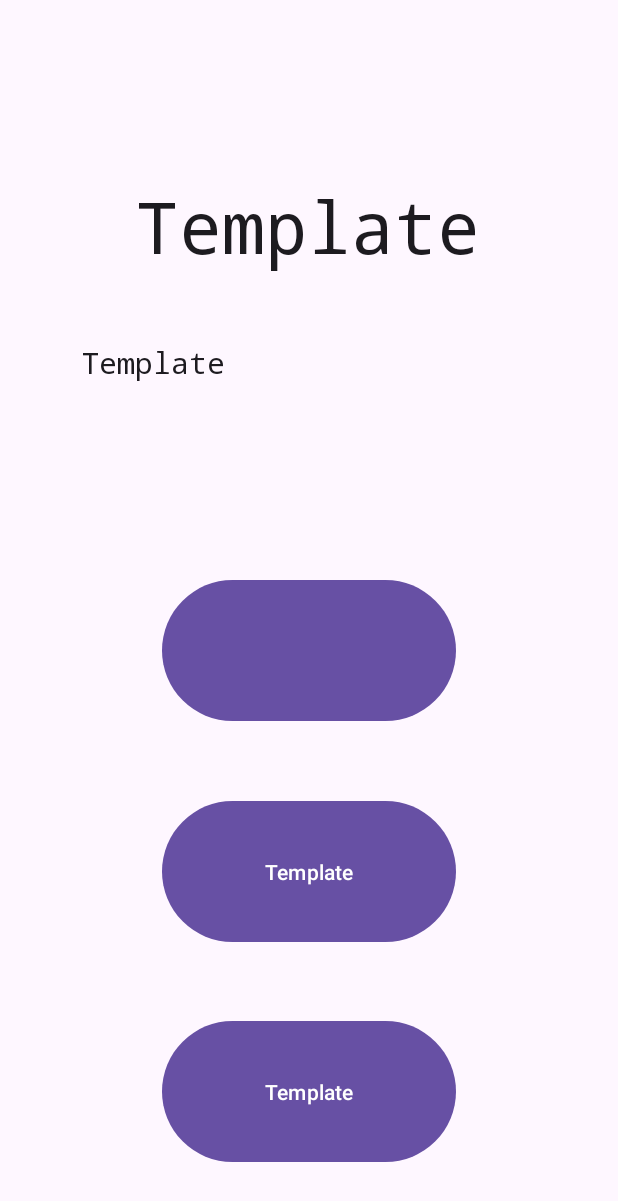
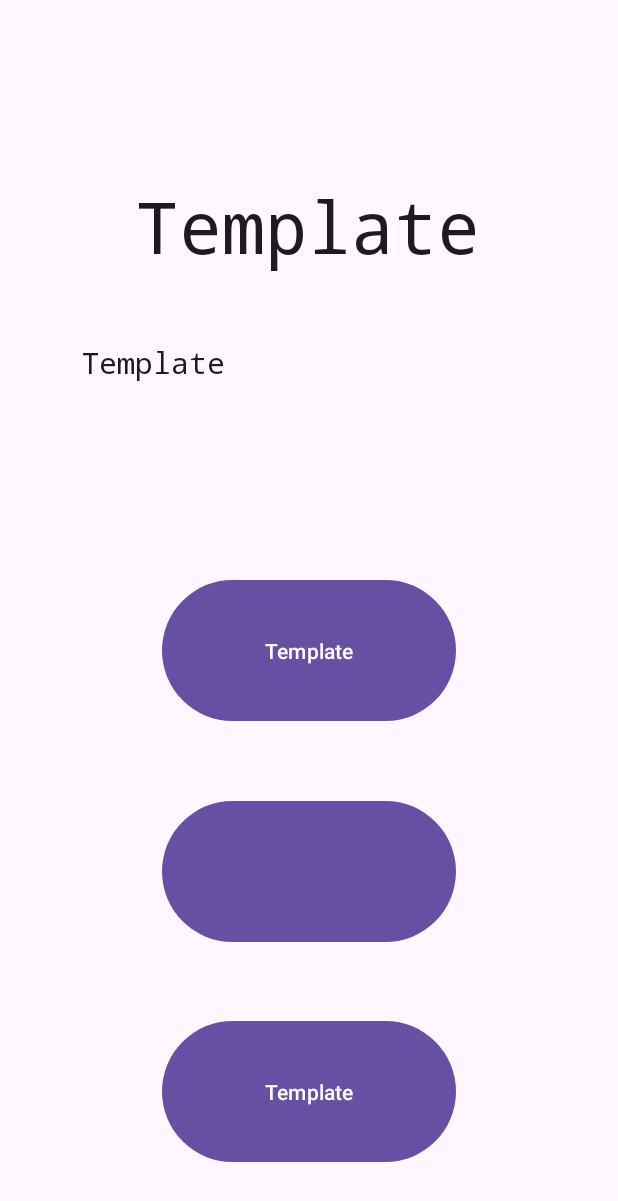
Before and after one commit to Bifmann/JoQuiz, an Android app: the screen it shows after launch (Questions), after a tap on "Template", on a phone screen of 412 x 824 dp. Shown: the top 1201 px of the screen. Run offline under Robolectric (Android 15) with nearby library versions, the phone set to English and light mode, and no system bars.

Commit message:
Refactor code Finalisation du system de quiz Mise a jour du NavigationHandler Ajout d'une question generée par gpt

```diff
--- a/JoQuizApp/app/build.gradle.kts
+++ b/JoQuizApp/app/build.gradle.kts
@@ -38,7 +38,10 @@ dependencies {
     implementation("androidx.appcompat:appcompat:1.6.1")
     implementation("com.google.android.material:material:1.11.0")
     implementation("androidx.constraintlayout:constraintlayout:2.1.4")
+    implementation ("androidx.lifecycle:lifecycle-viewmodel-ktx:2.7.0")
     testImplementation("junit:junit:4.13.2")
     androidTestImplementation("androidx.test.ext:junit:1.1.5")
     androidTestImplementation("androidx.test.espresso:espresso-core:3.5.1")
+
+
 }
--- a/JoQuizApp/app/src/main/AndroidManifest.xml
+++ b/JoQuizApp/app/src/main/AndroidManifest.xml
@@ -11,7 +11,6 @@
         android:roundIcon="@mipmap/ic_launcher_round"
         android:supportsRtl="true"
         android:theme="@style/Theme.JoQuiz"
-        android:hardwareAccelerated="false"
         tools:targetApi="31">
         <activity
             android:name=".MainActivity"
@@ -22,8 +21,8 @@
                 <category android:name="android.intent.category.LAUNCHER" />
             </intent-filter>
         </activity>
-        <activity android:name=".Historique"></activity>
-        <activity android:name=".Questions"></activity>
+        <activity android:name=".Historique" />
+        <activity android:name=".Questions" />
+        <activity android:name=".Resultat" />
     </application>
-
 </manifest>
--- a/JoQuizApp/app/src/main/java/com/example/joquiz/MainActivity.kt
+++ b/JoQuizApp/app/src/main/java/com/example/joquiz/MainActivity.kt
@@ -33,7 +33,7 @@ class MainActivity : AppCompatActivity(), RecyclerViewEvent {
     }
 
     override fun onItemClick(position: Int) {
-        navigationHandler.goToQuiz(this, position, 0)
+        navigationHandler.goToFirstQuiz(this, position, 0)
     }
 
     /**
--- a/JoQuizApp/app/src/main/java/com/example/joquiz/NavigationHandler.kt
+++ b/JoQuizApp/app/src/main/java/com/example/joquiz/NavigationHandler.kt
@@ -13,8 +13,7 @@ class NavigationHandler(private val context: Context) {
         }
     }
 
-    fun QuizHandler(context: Context, button: Button, position: Int, positionQuestion: Int) {
-        button.setOnClickListener {
+    fun goToFirstQuiz(context: Context, position: Int, positionQuestion: Int) {
         val intent = Intent(context, Questions::class.java).apply {
             putExtra("ID_QUIZ", position)
             putExtra("ID_QUESTION", positionQuestion)
@@ -23,16 +22,24 @@ class NavigationHandler(private val context: Context) {
         context.startActivity(intent)
     }
 
-    }
-
-    fun goToQuiz(context: Context, position: Int, positionQuestion: Int) {
+    fun QuizHandler(context: Context, position: Int, positionQuestion: Int, list: BooleanArray?) {
         val intent = Intent(context, Questions::class.java).apply {
             putExtra("ID_QUIZ", position)
             putExtra("ID_QUESTION", positionQuestion)
+            putExtra("LISTE_BOOLEAN_REPONSE", list)
+
             flags = Intent.FLAG_ACTIVITY_CLEAR_TOP
         }
         context.startActivity(intent)
     }
 
+    fun goToResult(context: Context, list: BooleanArray?) {
+        val intent = Intent(context, Resultat::class.java).apply {
+            putExtra("LISTE_BOOLEAN_REPONSE", list)
+
+            flags = Intent.FLAG_ACTIVITY_CLEAR_TOP
+        }
+        context.startActivity(intent)
+    }
 
 }
--- a/JoQuizApp/app/src/main/java/com/example/joquiz/Questions.kt
+++ b/JoQuizApp/app/src/main/java/com/example/joquiz/Questions.kt
@@ -14,55 +14,90 @@ class Questions : AppCompatActivity() {
     private lateinit var question: TextView
 
 
+    override fun onCreate(savedInstanceState: Bundle?) {
 
-    override fun onCreate(savedInstanceState: Bundle?) {
         val idQuiz = intent.getIntExtra("ID_QUIZ", -1)
         val idQuestion = intent.getIntExtra("ID_QUESTION", -1)
+
         super.onCreate(savedInstanceState)
         setContentView(R.layout.questions)
         val quizRepository = QuizRepository(this)
         val data = quizRepository.getAllQuizzes()
         val quiz: QuizList = data[idQuiz] // Get the data model based on position.
-        val trueAnswer = (0..3).random()
+
 
         buttonReponse1 = findViewById(R.id.button_reponse1)
         buttonReponse2 = findViewById(R.id.button_reponse2)
         buttonReponse3 = findViewById(R.id.button_reponse3)
+
         title = findViewById(R.id.textview_TitreQuiz)
         question = findViewById(R.id.textview_Question)
 
         title.text = quiz.title
         question.text = quiz.questions[idQuestion].text
 
-        buttonReponse1.text = quiz.questions[idQuestion].trueAnswer
-        buttonReponse2.text = quiz.questions[idQuestion].wrongAnswer1
-        buttonReponse3.text = quiz.questions[idQuestion].wrongAnswer2
+        buttonOrder(quiz, idQuestion)
+
         setupButtons()
     }
 
     fun setupButtons() {
         val idQuiz = intent.getIntExtra("ID_QUIZ", -1)
         val idQuestion = intent.getIntExtra("ID_QUESTION", -1)
+        val listeBooleansMutable =
+            intent.getBooleanArrayExtra("LISTE_BOOLEAN_REPONSE")?.toMutableList() ?: mutableListOf()
+        val navigationHandler = NavigationHandler(this)
 
-        val navigationHandler = NavigationHandler(this)
-        navigationHandler.QuizHandler(this,buttonReponse1, idQuiz, idQuestion+1)
-        navigationHandler.QuizHandler(this,buttonReponse2, idQuiz, idQuestion+1)
-        navigationHandler.QuizHandler(this,buttonReponse3, idQuiz, idQuestion+1)
+        val quizRepository = QuizRepository(this)
+        val data = quizRepository.getAllQuizzes()
+        val quiz: QuizList = data[idQuiz]
 
-        buttonReponse1.setOnClickListener {}
-        buttonReponse2.setOnClickListener {}
-        buttonReponse3.setOnClickListener {}
+        nextQuiz(quiz, buttonReponse1, listeBooleansMutable, idQuiz, idQuestion, navigationHandler)
+        nextQuiz(quiz, buttonReponse2, listeBooleansMutable, idQuiz, idQuestion, navigationHandler)
+        nextQuiz(quiz, buttonReponse3, listeBooleansMutable, idQuiz, idQuestion, navigationHandler)
     }
 
-    fun buttonOrder(quiz: QuizList) {
-        val truePlace = (0..2).random()
-        var liste = mutableListOf(0, 1, 2)
-        liste.removeAt(truePlace)
-        buttonReponse1.text = quiz.questions[truePlace].trueAnswer
-        val test = (0..1).random()
-        if (test = 1){
-            buttonReponse2 = quiz.questions[idQuestion].[2]
+    fun nextQuiz(
+        quiz: QuizList,
+        button: Button,
+        liste: MutableList<Boolean>,
+        idQuiz: Int,
+        idQuestion: Int,
+        nav: NavigationHandler
+    ) {
+        button.setOnClickListener {
+            println(quiz.questions.size)
+            println(idQuestion)
+            liste.add(buttonReponse1.tag == true)
+            val updatedList = liste.toBooleanArray()
+
+            if (idQuestion != quiz.questions.size -1) {
+                println(updatedList.contentToString())
+                nav.QuizHandler(this, idQuiz, idQuestion + 1, updatedList)
+            } else {
+                println(updatedList.contentToString())
+                nav.goToResult(this, liste.toBooleanArray())
+            }
         }
+    }
 
+    fun buttonOrder(quiz: QuizList, idQuestion: Int) {
+        // Création d'une liste de paires (String, Boolean) où le Boolean indique si c'est la bonne réponse
+        val questionsOrdre = listOf(
+            Pair(quiz.questions[idQuestion].trueAnswer, true),
+            Pair(quiz.questions[idQuestion].wrongAnswer1, false),
+            Pair(quiz.questions[idQuestion].wrongAnswer2, false)
+        ).shuffled() // Mélanger la liste pour randomiser l'ordre des réponses
+
+        // Affecter les réponses mélangées aux boutons
+        buttonReponse1.text = questionsOrdre[0].first
+        buttonReponse2.text = questionsOrdre[1].first
+        buttonReponse3.text = questionsOrdre[2].first
+
+        // Stocker les booléens quelque part si nécessaire pour une utilisation ultérieure
+        buttonReponse1.tag = questionsOrdre[0].second
+        buttonReponse2.tag = questionsOrdre[1].second
+        buttonReponse3.tag = questionsOrdre[2].second
     }
+
 }
--- a/JoQuizApp/app/src/main/java/com/example/joquiz/Resultat.kt
+++ b/JoQuizApp/app/src/main/java/com/example/joquiz/Resultat.kt
@@ -8,4 +8,6 @@ class Resultat : AppCompatActivity() {
         super.onCreate(savedInstanceState)
         setContentView(R.layout.resultat)
     }
+
+
 }
--- a/JoQuizApp/app/src/main/res/xml/quizzes.xml
+++ b/JoQuizApp/app/src/main/res/xml/quizzes.xml
@@ -24,15 +24,91 @@
         </questions>
     </quiz>
     <quiz>
-        <title>Template</title>
-        <questions>
-            <question>
-                <text>Template</text>
-                <answer>Template</answer>
-                <wrongAnswer1>Template</wrongAnswer1>
-                <wrongAnswer2>Template</wrongAnswer2>
-            </question>
-        </questions>
+        <title>SmashBros By gpt</title>
+        <question>
+            <text>Quel personnage a utilisé une épée comme arme principale?</text>
+            <trueAnswer>Link</trueAnswer>
+            <wrongAnswer1>Mario</wrongAnswer1>
+            <wrongAnswer2>Pikachu</wrongAnswer2>
+        </question>
+        <question>
+            <text>Qui est le créateur de la série Super Smash Bros.?</text>
+            <trueAnswer>Masahiro Sakurai</trueAnswer>
+            <wrongAnswer1>Shigeru Miyamoto</wrongAnswer1>
+            <wrongAnswer2>Hideo Kojima</wrongAnswer2>
+        </question>
+        <question>
+            <text>Quel stage est présent dans tous les jeux Smash Bros.?</text>
+            <trueAnswer>Battlefield</trueAnswer>
+            <wrongAnswer1>Pokemon Stadium</wrongAnswer1>
+            <wrongAnswer2>Final Destination</wrongAnswer2>
+        </question>
+        <question>
+            <text>Quel personnage est connu pour son puissant Falcon Punch?</text>
+            <trueAnswer>Captain Falcon</trueAnswer>
+            <wrongAnswer1>Fox</wrongAnswer1>
+            <wrongAnswer2>Samus</wrongAnswer2>
+        </question>
+        <question>
+            <text>Quel objet invoque un allié pour aider au combat?</text>
+            <trueAnswer>Assist Trophy</trueAnswer>
+            <wrongAnswer1>Pokeball</wrongAnswer1>
+            <wrongAnswer2>Smash Ball</wrongAnswer2>
+        </question>
+        <question>
+            <text>Quel personnage est le principal antagoniste de la série "Metroid"?</text>
+            <trueAnswer>Ridley</trueAnswer>
+            <wrongAnswer1>Ganondorf</wrongAnswer1>
+            <wrongAnswer2>Bowser</wrongAnswer2>
+        </question>
+        <question>
+            <text>Qui est le frère de Mario?</text>
+            <trueAnswer>Luigi</trueAnswer>
+            <wrongAnswer1>Wario</wrongAnswer1>
+            <wrongAnswer2>Yoshi</wrongAnswer2>
+        </question>
+        <question>
+            <text>Dans quel jeu Smash Bros. Ultimate Bayonetta a-t-elle fait sa première apparition?</text>
+            <trueAnswer>Smash Bros. for Wii U/3DS</trueAnswer>
+            <wrongAnswer1>Smash Bros. Brawl</wrongAnswer1>
+            <wrongAnswer2>Smash Bros. Melee</wrongAnswer2>
+        </question>
+        <question>
+            <text>Quelle est la série d'origine de Cloud Strife?</text>
+            <trueAnswer>Final Fantasy</trueAnswer>
+            <wrongAnswer1>Fire Emblem</wrongAnswer1>
+            <wrongAnswer2>Dragon Quest</wrongAnswer2>
+        </question>
+        <question>
+            <text>Quel personnage peut se transformer en Sheik?</text>
+            <trueAnswer>Zelda</trueAnswer>
+            <wrongAnswer1>Peach</wrongAnswer1>
+            <wrongAnswer2>Samus</wrongAnswer2>
+        </question>
+        <question>
+            <text>Quel est le but principal du mode "World of Light"?</text>
+            <trueAnswer>Sauver les combattants possédés</trueAnswer>
+            <wrongAnswer1>Gagner des trophées</wrongAnswer1>
+            <wrongAnswer2>Collecter des pièces</wrongAnswer2>
+        </question>
+        <question>
+            <text>Quel personnage utilise une attaque nommée "PK Fire"?</text>
+            <trueAnswer>Ness</trueAnswer>
+            <wrongAnswer1>Mario</wrongAnswer1>
+            <wrongAnswer2>Link</wrongAnswer2>
+        </question>
+        <question>
+            <text>Qui est le héros du temps?</text>
+            <trueAnswer>Link</trueAnswer>
+            <wrongAnswer1>Marth</wrongAnswer1>
+            <wrongAnswer2>Pit</wrongAnswer2>
+        </question>
+        <question>
+            <text>Quel est le stage basé sur un jeu "Animal Crossing"?</text>
+            <trueAnswer>Smashville</trueAnswer>
+            <wrongAnswer1>Mushroom Kingdom</wrongAnswer1>
+            <wrongAnswer2>Corneria</wrongAnswer2>
+        </question>
     </quiz>
     <quiz>
         <title>Template</title>
```
Also changed, not shown: JoQuizApp/app/src/main/java/com/example/joquiz/QuizList.kt (line endings or trailing spaces). Lines whose indentation alone changed are shown as unchanged.
